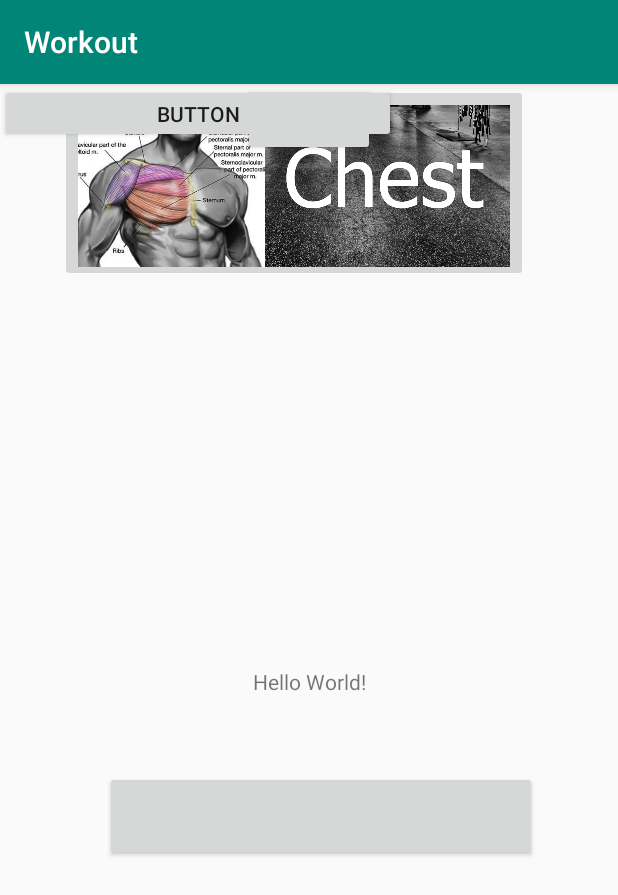
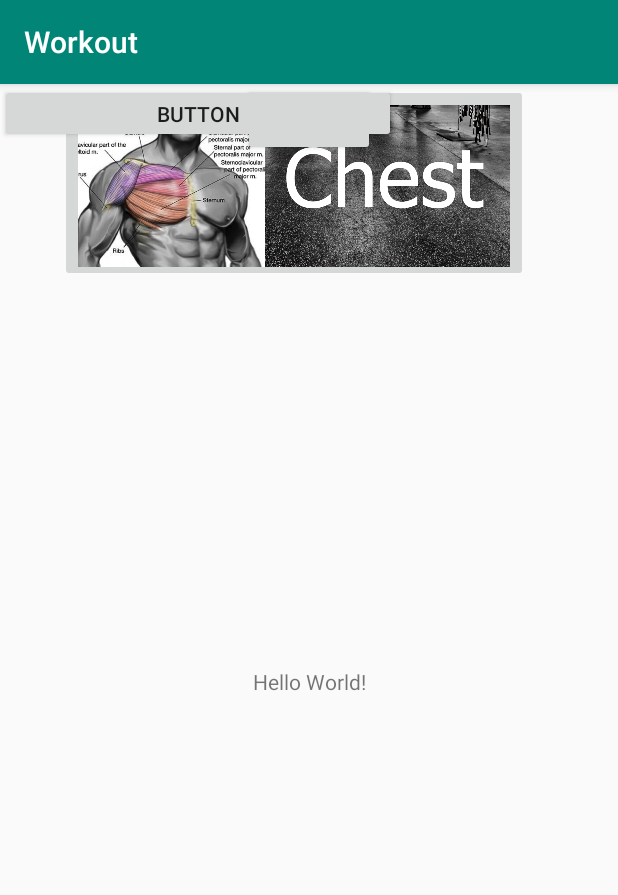
Before and after one commit to GreysonEtheredge/Workout, an Android app: the screen it shows after launch (MainActivity), on a phone screen of 412 x 824 dp. Shown: the top 895 px of the screen. Run offline under Robolectric (Android 15) with nearby library versions, the phone set to English and light mode, and no system bars; 2 statements that could not run were skipped.

Commit message:
Finished matching layout with prior commit

```diff
--- a/app/src/main/java/com/example/workout/MainActivity.java
+++ b/app/src/main/java/com/example/workout/MainActivity.java
@@ -2,7 +2,10 @@ package com.example.workout;
 
 import androidx.appcompat.app.AppCompatActivity;
 
+import android.content.Intent;
 import android.os.Bundle;
+import android.view.View;
+import android.widget.ImageButton;
 import android.widget.TextView;
 import android.widget.ToggleButton;
 
@@ -13,7 +16,15 @@ public class MainActivity extends AppCompatActivity {
         super.onCreate(savedInstanceState);
         setContentView(R.layout.activity_main);
 
-        ToggleButton chestButton = (ToggleButton) findViewById(R.id.chestButton);
-        TextView tv = (TextView) findViewById(R.id.textView);
+        //ImageButton chestButton = (ImageButton) findViewById(R.id.chestButton);
+        //TextView tv = (TextView) findViewById(R.id.textView);
+
+        ImageButton chest = (ImageButton) findViewById(R.id.imageButton2);
+        chest.setOnClickListener(new View.OnClickListener() {
+            @Override
+            public void onClick(View view) {
+                startActivity(new Intent(MainActivity.this, pop.class));
+            }
+        });
     }
 }
--- a/app/src/main/res/layout/activity_main.xml
+++ b/app/src/main/res/layout/activity_main.xml
@@ -2,26 +2,10 @@
 <androidx.constraintlayout.widget.ConstraintLayout xmlns:android="http://schemas.android.com/apk/res/android"
     xmlns:app="http://schemas.android.com/apk/res-auto"
     xmlns:tools="http://schemas.android.com/tools"
+    android:id="@+id/imageButton2"
     android:layout_width="match_parent"
     android:layout_height="match_parent"
     tools:context=".MainActivity">
-
-    <Button
-        android:id="@+id/button2"
-        android:layout_width="288dp"
-        android:layout_height="60dp"
-        android:layout_marginStart="70dp"
-        android:layout_marginLeft="70dp"
-        android:layout_marginTop="35dp"
-        android:layout_marginEnd="70dp"
-        android:layout_marginRight="70dp"
-        android:layout_marginBottom="236dp"
-        app:layout_constraintBottom_toBottomOf="parent"
-        app:layout_constraintEnd_toEndOf="parent"
-        app:layout_constraintHorizontal_bias="0.0"
-        app:layout_constraintStart_toStartOf="parent"
-        app:layout_constraintTop_toBottomOf="@+id/textView2"
-        tools:text="Chest" />
 
     <Button
         android:id="@+id/button3"
@@ -37,7 +21,7 @@
         tools:text="Legs" />
 
     <ImageButton
-        android:id="@+id/chestButton"
+        android:id="@+id/imageButton2"
         android:layout_width="312dp"
         android:layout_height="132dp"
         android:layout_marginStart="40dp"
```
